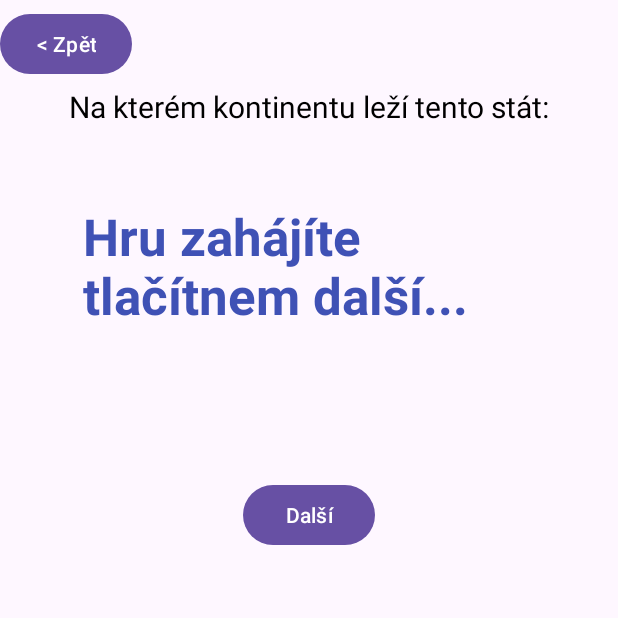
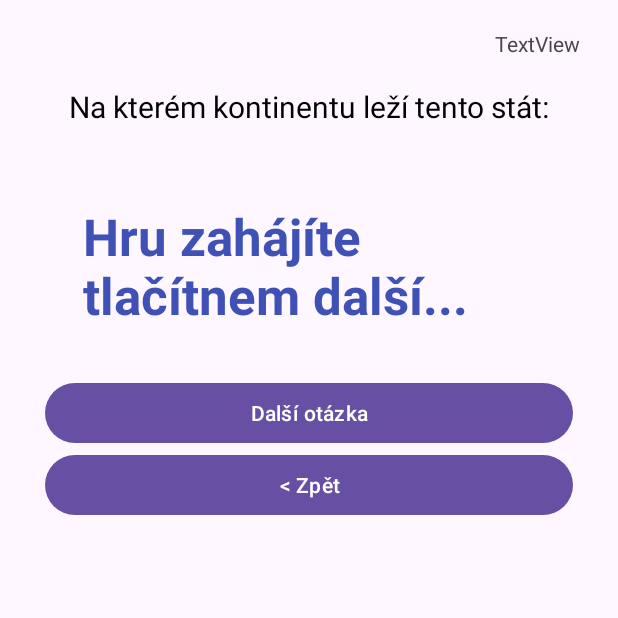
Before and after one commit to JiGaba/CountryGame, an Android app: the CountryGameActivity screen opened directly, with no data from a screen before it, on a phone screen of 412 x 824 dp, the top half of it. Run offline under Robolectric (Android 15) with nearby library versions, the light colour scheme and no system bars; our stand-ins replace Room's generated code, data binding.

Commit message:
Úprava tlačítek na obou layoutech, přidání položky pro zobrazení score. Nastavení změny na výchozí stav -> rozběhnutí vyhodnocení správnosti zodpovězených otázek

```diff
--- a/app/src/main/java/com/example/countrygame/CountryGameViewModel.kt
+++ b/app/src/main/java/com/example/countrygame/CountryGameViewModel.kt
@@ -14,10 +14,12 @@ class CountryGameViewModel(private val repository: Repository)
     private var _start = MutableLiveData<Boolean>()
     private var _lock = MutableLiveData<Boolean>()
     private var _response = MutableLiveData<Boolean>()
+    private var _doDefault = MutableLiveData<Boolean>()
     private var _guestionNumber = 0
     public var responseNumber = 0
     val start: LiveData<Boolean> get() = _start
     val lock: LiveData<Boolean> get() = _lock
+    val doDefault: LiveData<Boolean> get() = _doDefault
     val response: LiveData<Boolean> get() = _response
     private val _countryInfoValue = MutableLiveData<CountryInfo>()
     val countryInfoValue: LiveData<CountryInfo> = _countryInfoValue
@@ -35,6 +37,9 @@ class CountryGameViewModel(private val repository: Repository)
     fun setLock(value: Boolean) {
         _lock.value = value
     }
+    fun setDoDefault(value: Boolean) {
+        _doDefault.value = value
+    }
     fun getSubjectInfo(regions: List<String>, limit: String, pretty: Boolean){
         viewModelScope.launch {
             val result = repository.getCountryInfo(regions, limit, pretty)
@@ -50,6 +55,9 @@ class CountryGameViewModel(private val repository: Repository)
             _guestionNumber++
             _start.value = true
             _lock.value = false
+        }else{
+            _guestionNumber++
+            _doDefault.value = true
         }
     }
 
--- a/app/src/main/res/layout/activity_country_game.xml
+++ b/app/src/main/res/layout/activity_country_game.xml
@@ -50,7 +50,7 @@
             android:layout_width="wrap_content"
             android:layout_height="wrap_content"
             android:layout_marginStart="50dp"
-            android:layout_marginTop="50dp"
+            android:layout_marginTop="20dp"
             android:orientation="vertical"
             app:layout_constraintEnd_toEndOf="parent"
             app:layout_constraintHorizontal_bias="0.0"
@@ -61,18 +61,18 @@
                 android:id="@+id/radioButtonAfrica"
                 android:layout_width="wrap_content"
                 android:layout_height="wrap_content"
+                android:layout_marginTop="5dp"
+                android:onClick="@{ () -> viewModel.radioClick(0)}"
                 android:text="@string/radioAfrika"
-                android:onClick="@{ () -> viewModel.radioClick(0)}"
-                android:textSize="20sp"
-                android:layout_marginTop="5dp" />
+                android:textSize="20sp" />
 
             <RadioButton
                 android:id="@+id/radioButtonAsia"
                 android:layout_width="wrap_content"
                 android:layout_height="wrap_content"
                 android:layout_marginTop="5dp"
+                android:onClick="@{ () -> viewModel.radioClick(1)}"
                 android:text="@string/radioAsie"
-                android:onClick="@{ () -> viewModel.radioClick(1)}"
                 android:textSize="20sp" />
 
             <RadioButton
@@ -80,8 +80,8 @@
                 android:layout_width="wrap_content"
                 android:layout_height="wrap_content"
                 android:layout_marginTop="5dp"
+                android:onClick="@{ () -> viewModel.radioClick(2)}"
                 android:text="@string/radioAntarktida"
-                android:onClick="@{ () -> viewModel.radioClick(2)}"
                 android:textSize="20sp" />
 
             <RadioButton
@@ -89,8 +89,8 @@
                 android:layout_width="wrap_content"
                 android:layout_height="wrap_content"
                 android:layout_marginTop="5dp"
+                android:onClick="@{ () -> viewModel.radioClick(3)}"
                 android:text="@string/radioEvropa"
-                android:onClick="@{ () -> viewModel.radioClick(3)}"
                 android:textSize="20sp" />
 
             <RadioButton
@@ -98,8 +98,8 @@
                 android:layout_width="wrap_content"
                 android:layout_height="wrap_content"
                 android:layout_marginTop="5dp"
+                android:onClick="@{ () -> viewModel.radioClick(4)}"
                 android:text="@string/radioOceanie"
-                android:onClick="@{ () -> viewModel.radioClick(4)}"
                 android:textSize="20sp" />
 
             <RadioButton
@@ -107,8 +107,8 @@
                 android:layout_width="wrap_content"
                 android:layout_height="wrap_content"
                 android:layout_marginTop="5dp"
+                android:onClick="@{ () -> viewModel.radioClick(5)}"
                 android:text="@string/radioJizniAmerika"
-                android:onClick="@{ () -> viewModel.radioClick(5)}"
                 android:textSize="20sp" />
 
             <RadioButton
@@ -116,8 +116,8 @@
                 android:layout_width="wrap_content"
                 android:layout_height="wrap_content"
                 android:layout_marginTop="5dp"
+                android:onClick="@{ () -> viewModel.radioClick(6)}"
                 android:text="@string/radioStredniAmerika"
-                android:onClick="@{ () -> viewModel.radioClick(6)}"
                 android:textSize="20sp" />
 
             <RadioButton
@@ -125,29 +125,44 @@
                 android:layout_width="wrap_content"
                 android:layout_height="wrap_content"
                 android:layout_marginTop="5dp"
+                android:onClick="@{ () -> viewModel.radioClick(7)}"
                 android:text="@string/radioSeverniAmerika"
-                android:onClick="@{ () -> viewModel.radioClick(7)}"
                 android:textSize="20sp" />
         </RadioGroup>
 
         <Button
             android:id="@+id/buttonSubmit"
-            android:layout_width="wrap_content"
+            android:layout_width="0dp"
             android:layout_height="wrap_content"
-            android:layout_marginTop="50dp"
+            android:layout_marginStart="30dp"
+            android:layout_marginTop="12dp"
+            android:layout_marginEnd="30dp"
             android:onClick="@{ () -> viewModel.checkButtonClick()}"
-            android:text="@string/buttonNext"
+            android:text="@string/buttonNext2"
             app:layout_constraintEnd_toEndOf="parent"
+            app:layout_constraintHorizontal_bias="1.0"
             app:layout_constraintStart_toStartOf="parent"
             app:layout_constraintTop_toBottomOf="@+id/radioGroup" />
 
         <Button
             android:id="@+id/button"
+            android:layout_width="0dp"
+            android:layout_height="wrap_content"
+            android:layout_marginStart="30dp"
+            android:layout_marginEnd="30dp"
+            android:text="@string/buttonBack"
+            app:layout_constraintEnd_toEndOf="parent"
+            app:layout_constraintStart_toStartOf="parent"
+            app:layout_constraintTop_toBottomOf="@+id/buttonSubmit" />
+
+        <TextView
+            android:id="@+id/scoreText"
             android:layout_width="wrap_content"
             android:layout_height="wrap_content"
-            android:layout_marginTop="5dp"
-            android:text="@string/buttonBack"
-            app:layout_constraintStart_toStartOf="parent"
+            android:layout_marginEnd="25dp"
+            android:text="TextView"
+            app:layout_constraintBottom_toTopOf="@+id/txtZadani"
+            app:layout_constraintEnd_toEndOf="parent"
             app:layout_constraintTop_toTopOf="parent" />
 
     </androidx.constraintlayout.widget.ConstraintLayout>
--- a/app/src/main/res/layout/activity_start_page.xml
+++ b/app/src/main/res/layout/activity_start_page.xml
@@ -114,12 +114,14 @@
 
         <Button
             android:id="@+id/buttonStart"
-            android:layout_width="wrap_content"
+            android:layout_width="0dp"
             android:layout_height="wrap_content"
+            android:layout_marginStart="30dp"
+            android:layout_marginEnd="30dp"
             android:layout_marginBottom="20dp"
+            android:onClick="@{ () -> viewModel.onButtonStartClick() }"
             android:text="@string/buttonStart"
             android:textSize="20sp"
-            android:onClick="@{ () -> viewModel.onButtonStartClick() }"
             app:layout_constraintBottom_toBottomOf="parent"
             app:layout_constraintEnd_toEndOf="parent"
             app:layout_constraintStart_toStartOf="parent"
--- a/app/src/main/res/values/strings.xml
+++ b/app/src/main/res/values/strings.xml
@@ -13,4 +13,5 @@
     <string name="buttonStart">START</string>
     <string name="buttonNext">Další</string>
     <string name="buttonBack"><![CDATA[< Zpět]]></string>
+    <string name="buttonNext2">Další otázka</string>
 </resources>
```
Also changed, not shown: app/src/main/java/com/example/countrygame/CountryGameActivity.kt (+45 -2 lines).
